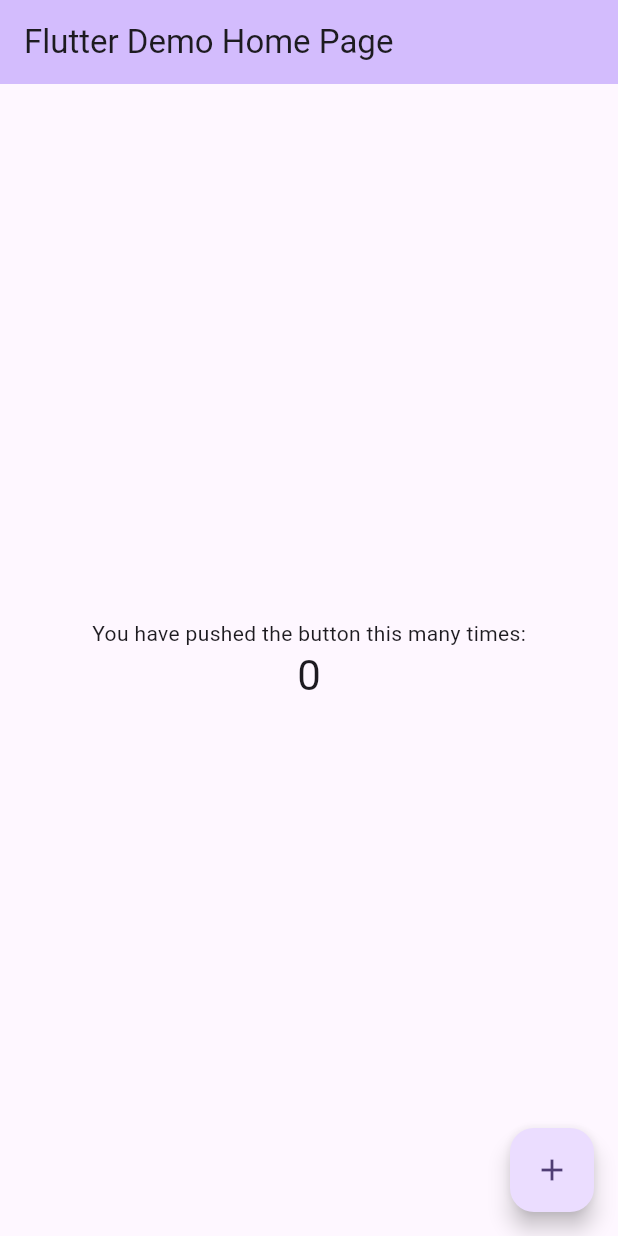
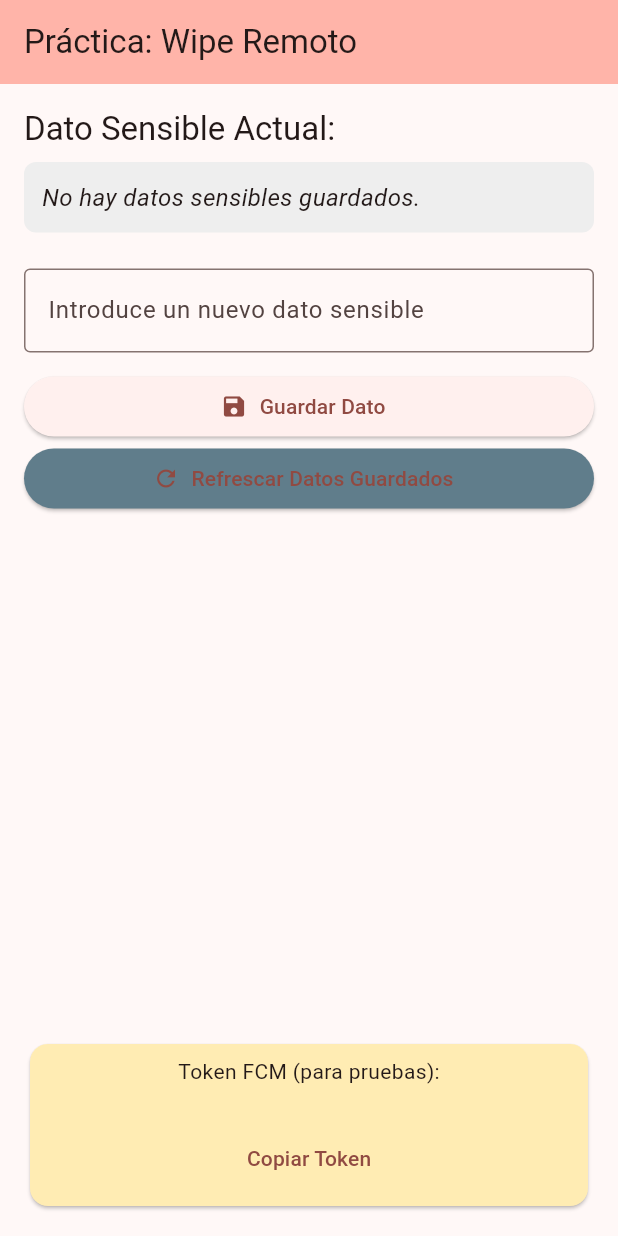
Before and after one commit to YaelAguilar/wipe-remoto, a Flutter app: the screen it shows after launch, on a phone screen of 412 x 824 dp. Run offline on Flutter 3.47's test engine with Material 3 defaults, Android fonts, the light colour scheme and no system bars; our stand-ins replace firebase_core, firebase_messaging, shared_preferences; accounts and stored records are empty.

Commit message:
Implement Firebase messaging for remote data wipe functionality; add secure storage service and home page UI

```diff
--- /dev/null
+++ b/devtools_options.yaml
@@ -0,0 +1,3 @@
+description: This file stores settings for Dart & Flutter DevTools.
+documentation: https://docs.flutter.dev/tools/devtools/extensions#configure-extension-enablement-states
+extensions:
--- /dev/null
+++ b/lib/home_page.dart
@@ -0,0 +1,126 @@
+import 'package:flutter/material.dart';
+import 'package:flutter/services.dart';
+import 'package:firebase_messaging/firebase_messaging.dart';
+import 'package:shared_preferences/shared_preferences.dart';
+import 'package:wipe_remoto/secure_storage_service.dart';
+
+class HomePage extends StatefulWidget {
+  const HomePage({super.key});
+
+  @override
+  State<HomePage> createState() => _HomePageState();
+}
+
+class _HomePageState extends State<HomePage> with WidgetsBindingObserver {
+  final _storageService = SecureStorageService();
+  final _textController = TextEditingController();
+  String _currentData = "Cargando datos...";
+  String? _fcmToken;
+
+  @override
+  void initState() {
+    super.initState();
+    WidgetsBinding.instance.addObserver(this);
+    _loadInitialData();
+    _setupFCM();
+  }
+
+  @override
+  void didChangeAppLifecycleState(AppLifecycleState state) {
+    super.didChangeAppLifecycleState(state);
+    if (state == AppLifecycleState.resumed) {
+      debugPrint("La app ha vuelto a primer plano (resumed). Forzando recarga desde disco...");
+      _loadInitialData();
+    }
+  }
+
+  @override
+  void dispose() {
+    WidgetsBinding.instance.removeObserver(this);
+    super.dispose();
+  }
+
+  Future<void> _loadInitialData() async {
+    final prefs = await SharedPreferences.getInstance();
+
+    await prefs.reload();
+
+    final data = prefs.getString(_storageService.getSensitiveDataKey());
+
+    if (!mounted) return;
+    setState(() {
+      _currentData = data ?? "No hay datos sensibles guardados.";
+    });
+  }
+
+  void _setupFCM() async {
+    final messaging = FirebaseMessaging.instance;
+    await messaging.requestPermission();
+    final token = await messaging.getToken();
+    if (!mounted) return;
+    setState(() => _fcmToken = token);
+    debugPrint("======================================================");
+    debugPrint("FCM Token del dispositivo: $token");
+    debugPrint("======================================================");
+    FirebaseMessaging.onMessage.listen((RemoteMessage message) {
+      if (message.data['action'] == 'wipe_data') {
+        _wipeAndRefreshUI();
+        if (!mounted) return;
+        ScaffoldMessenger.of(context).showSnackBar(const SnackBar(content: Text('¡Limpieza remota ejecutada!'), backgroundColor: Colors.orange));
+      }
+    });
+    FirebaseMessaging.onMessageOpenedApp.listen((RemoteMessage message) {
+      if (message.data['action'] == 'wipe_data') {
+        _wipeAndRefreshUI();
+      }
+    });
+  }
+
+  void _saveData() async {
+    if (_textController.text.isNotEmpty) {
+      await _storageService.saveData(_textController.text);
+      if (!mounted) return;
+      ScaffoldMessenger.of(context).showSnackBar(const SnackBar(content: Text('Dato sensible guardado con éxito.')));
+      _textController.clear();
+      _loadInitialData();
+    }
+  }
+
+  Future<void> _wipeAndRefreshUI() async {
+    await _storageService.wipeAllData();
+    _loadInitialData();
+  }
+
+  @override
+  Widget build(BuildContext context) {
+    return Scaffold(
+      appBar: AppBar(title: const Text('Práctica: Wipe Remoto'), backgroundColor: Theme.of(context).colorScheme.inversePrimary),
+      body: Padding(
+        padding: const EdgeInsets.all(16.0),
+        child: Column(crossAxisAlignment: CrossAxisAlignment.stretch, children: [
+          Text('Dato Sensible Actual:', style: Theme.of(context).textTheme.titleLarge),
+          const SizedBox(height: 8),
+          Container(
+            padding: const EdgeInsets.all(12),
+            decoration: BoxDecoration(color: Colors.grey.shade200, borderRadius: BorderRadius.circular(8)),
+            child: Text(_currentData, style: const TextStyle(fontSize: 16, fontStyle: FontStyle.italic)),
+          ),
+          const SizedBox(height: 24),
+          TextField(controller: _textController, decoration: const InputDecoration(labelText: 'Introduce un nuevo dato sensible', border: OutlineInputBorder())),
+          const SizedBox(height: 12),
+          ElevatedButton.icon(icon: const Icon(Icons.save), label: const Text('Guardar Dato'), onPressed: _saveData),
+          ElevatedButton.icon(icon: const Icon(Icons.refresh), label: const Text('Refrescar Datos Guardados'), onPressed: _loadInitialData, style: ElevatedButton.styleFrom(backgroundColor: Colors.blueGrey)),
+          const Spacer(),
+          if (_fcmToken != null) Card(color: Colors.amber.shade100, child: Padding(padding: const EdgeInsets.all(8.0), child: Column(children: [
+            const Text("Token FCM (para pruebas):"),
+            SelectableText(_fcmToken!),
+            TextButton(child: const Text("Copiar Token"), onPressed: () {
+              Clipboard.setData(ClipboardData(text: _fcmToken!));
+              ScaffoldMessenger.of(context).showSnackBar(const SnackBar(content: Text('Token copiado!')));
+            })
+          ]))),
+        ]),
+      ),
+    );
+  }
+}
--- a/lib/main.dart
+++ b/lib/main.dart
@@ -1,122 +1,52 @@
 import 'package:flutter/material.dart';
+import 'package:firebase_core/firebase_core.dart';
+import 'package:firebase_messaging/firebase_messaging.dart';
+import 'package:wipe_remoto/home_page.dart';
+import 'package:wipe_remoto/secure_storage_service.dart';
 
-void main() {
+@pragma('vm:entry-point')
+Future<void> _firebaseMessagingBackgroundHandler(RemoteMessage message) async {
+  await Firebase.initializeApp();
+
+  debugPrint("====================================================");
+  debugPrint("¡¡¡MANEJADOR EN SEGUNDO PLANO (_firebaseMessagingBackgroundHandler) ACTIVADO!!!");
+  debugPrint("ID del Mensaje: ${message.messageId}");
+  debugPrint("Datos recibidos (message.data): ${message.data}");
+
+  if (message.data['action'] == 'wipe_data') {
+    debugPrint("CONDICIÓN 'wipe_data' CUMPLIDA. PROCEDIENDO A LIMPIAR...");
+    final storage = SecureStorageService();
+    await storage.wipeAllData();
+    debugPrint("¡DATOS SENSIBLES ELIMINADOS DESDE SEGUNDO PLANO!");
+  } else {
+    debugPrint("La condición 'wipe_data' NO se cumplió. Clave 'action' no encontrada o valor incorrecto.");
+    debugPrint("Valor de 'action' recibido: ${message.data['action']}");
+  }
+  debugPrint("====================================================");
+}
+
+void main() async {
+  WidgetsFlutterBinding.ensureInitialized();
+
+  await Firebase.initializeApp();
+
+  FirebaseMessaging.onBackgroundMessage(_firebaseMessagingBackgroundHandler);
+
   runApp(const MyApp());
 }
 
 class MyApp extends StatelessWidget {
   const MyApp({super.key});
 
-  // This widget is the root of your application.
   @override
   Widget build(BuildContext context) {
     return MaterialApp(
-      title: 'Flutter Demo',
+      title: 'Práctica Wipe Remoto',
       theme: ThemeData(
-        // This is the theme of your application.
-        //
-        // TRY THIS: Try running your application with "flutter run". You'll see
-        // the application has a purple toolbar. Then, without quitting the app,
-        // try changing the seedColor in the colorScheme below to Colors.green
-        // and then invoke "hot reload" (save your changes or press the "hot
-        // reload" button in a Flutter-supported IDE, or press "r" if you used
-        // the command line to start the app).
-        //
-        // Notice that the counter didn't reset back to zero; the application
-        // state is not lost during the reload. To reset the state, use hot
-        // restart instead.
-        //
-        // This works for code too, not just values: Most code changes can be
-        // tested with just a hot reload.
-        colorScheme: ColorScheme.fromSeed(seedColor: Colors.deepPurple),
+        colorScheme: ColorScheme.fromSeed(seedColor: Colors.red),
+        useMaterial3: true,
       ),
-      home: const MyHomePage(title: 'Flutter Demo Home Page'),
+      home: const HomePage(),
     );
   }
 }
-
-class MyHomePage extends StatefulWidget {
-  const MyHomePage({super.key, required this.title});
-
-  // This widget is the home page of your application. It is stateful, meaning
-  // that it has a State object (defined below) that contains fields that affect
-  // how it looks.
-
-  // This class is the configuration for the state. It holds the values (in this
-  // case the title) provided by the parent (in this case the App widget) and
-  // used by the build method of the State. Fields in a Widget subclass are
-  // always marked "final".
-
-  final String title;
-
-  @override
-  State<MyHomePage> createState() => _MyHomePageState();
-}
-
-class _MyHomePageState extends State<MyHomePage> {
-  int _counter = 0;
-
-  void _incrementCounter() {
-    setState(() {
-      // This call to setState tells the Flutter framework that something has
-      // changed in this State, which causes it to rerun the build method below
-      // so that the display can reflect the updated values. If we changed
-      // _counter without calling setState(), then the build method would not be
-      // called again, and so nothing would appear to happen.
-      _counter++;
-    });
-  }
-
-  @override
-  Widget build(BuildContext context) {
-    // This method is rerun every time setState is called, for instance as done
-    // by the _incrementCounter method above.
-    //
-    // The Flutter framework has been optimized to make rerunning build methods
-    // fast, so that you can just rebuild anything that needs updating rather
-    // than having to individually change instances of widgets.
-    return Scaffold(
-      appBar: AppBar(
-        // TRY THIS: Try changing the color here to a specific color (to
-        // Colors.amber, perhaps?) and trigger a hot reload to see the AppBar
-        // change color while the other colors stay the same.
-        backgroundColor: Theme.of(context).colorScheme.inversePrimary,
-        // Here we take the value from the MyHomePage object that was created by
-        // the App.build method, and use it to set our appbar title.
-        title: Text(widget.title),
-      ),
-      body: Center(
-        // Center is a layout widget. It takes a single child and positions it
-        // in the middle of the parent.
-        child: Column(
-          // Column is also a layout widget. It takes a list of children and
-          // arranges them vertically. By default, it sizes itself to fit its
-          // children horizontally, and tries to be as tall as its parent.
-          //
-          // Column has various properties to control how it sizes itself and
-          // how it positions its children. Here we use mainAxisAlignment to
-          // center the children vertically; the main axis here is the vertical
-          // axis because Columns are vertical (the cross axis would be
-          // horizontal).
-          //
-          // TRY THIS: Invoke "debug painting" (choose the "Toggle Debug Paint"
-          // action in the IDE, or press "p" in the console), to see the
-          // wireframe for each widget.
-          mainAxisAlignment: MainAxisAlignment.center,
-          children: <Widget>[
-            const Text('You have pushed the button this many times:'),
-            Text(
-              '$_counter',
-              style: Theme.of(context).textTheme.headlineMedium,
-            ),
-          ],
-        ),
-      ),
-      floatingActionButton: FloatingActionButton(
-        onPressed: _incrementCounter,
-        tooltip: 'Increment',
-        child: const Icon(Icons.add),
-      ), // This trailing comma makes auto-formatting nicer for build methods.
-    );
-  }
-}
--- /dev/null
+++ b/lib/secure_storage_service.dart
@@ -0,0 +1,25 @@
+import 'package:flutter/foundation.dart';
+import 'package:shared_preferences/shared_preferences.dart';
+
+class SecureStorageService {
+  static const _keySensitiveData = 'sensitive_data';
+
+  String getSensitiveDataKey() => _keySensitiveData;
+
+  Future<void> saveData(String data) async {
+    final prefs = await SharedPreferences.getInstance();
+    await prefs.setString(_keySensitiveData, data);
+    debugPrint("Dato guardado: $data");
+  }
+
+  Future<String?> readData() async {
+    final prefs = await SharedPreferences.getInstance();
+    return prefs.getString(_keySensitiveData);
+  }
+
+  Future<void> wipeAllData() async {
+    final prefs = await SharedPreferences.getInstance();
+    await prefs.clear();
+    debugPrint("¡Todos los datos de SharedPreferences han sido eliminados!");
+  }
+}
--- a/pubspec.yaml
+++ b/pubspec.yaml
@@ -30,6 +30,9 @@ environment:
 dependencies:
   flutter:
     sdk: flutter
+  firebase_core: ^2.27.0
+  firebase_messaging: ^14.7.19
+  shared_preferences: ^2.2.2
 
   # The following adds the Cupertino Icons font to your application.
   # Use with the CupertinoIcons class for iOS style icons.
```
Also changed, not shown: pubspec.lock, 4 other files.
